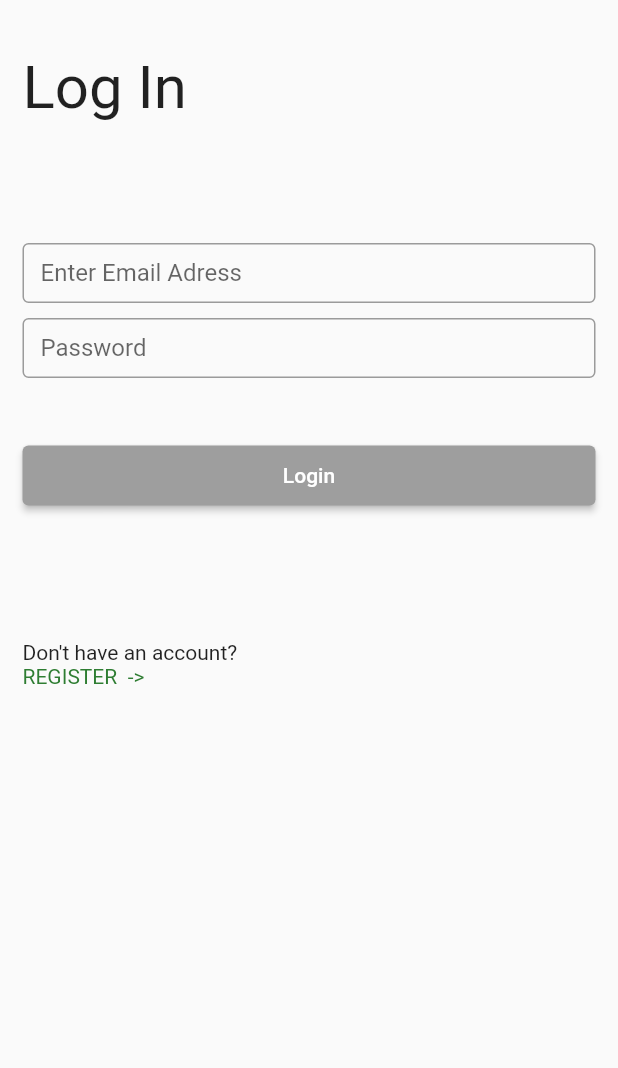
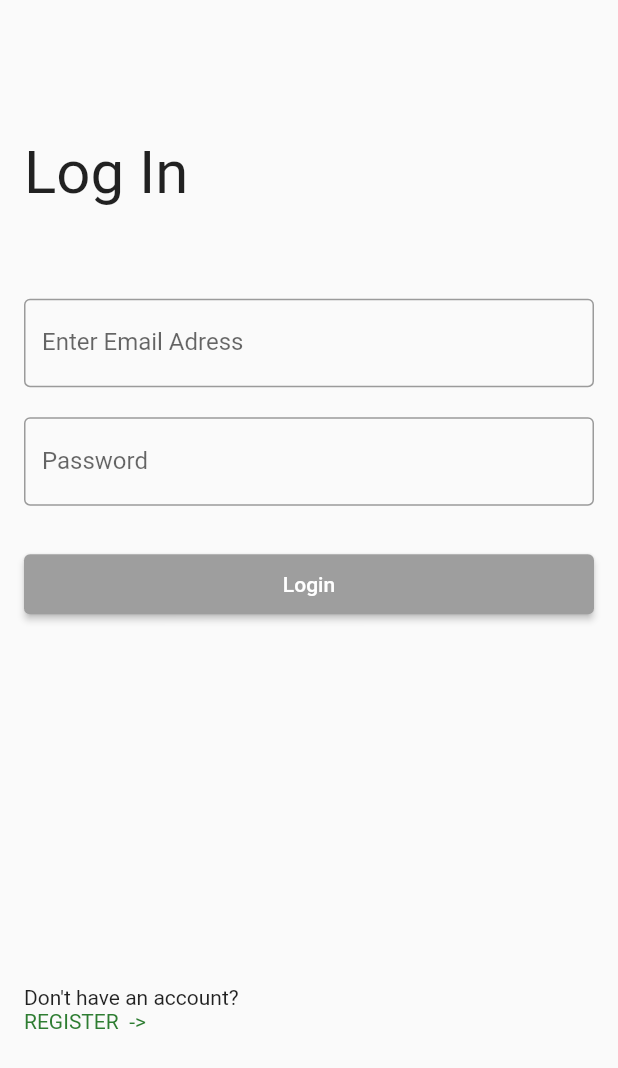
Before and after one commit to ICEI-PUC-Minas-PPLES-TI/plf-es-2022-1-ti5-5104100-DinDin, a Flutter app: the screen it shows after launch, after a tap on "Login", on a phone screen of 412 x 824 dp. Shown: the top 1068 px of the screen. Run offline on Flutter 3.47's test engine with Material 2 defaults, Android fonts, the phone set to English and light mode, and no system bars; network calls fail.

Commit message:
login2 with flexible

```diff
--- a/Codigo/dindin-mobile/dindin/lib/main.dart
+++ b/Codigo/dindin-mobile/dindin/lib/main.dart
@@ -1,4 +1,5 @@
 import 'package:flutter/material.dart';
+import 'pages/login2.dart';
 import 'pages/login.dart';
 
 void main() {
@@ -10,7 +11,7 @@ class MyApp extends StatelessWidget {
   @override
   Widget build(BuildContext context) {
     return MaterialApp(
-      home: Login(),
+      home: Login2(),
     );
   }
 }
--- a/Codigo/dindin-mobile/dindin/lib/pages/login.dart
+++ b/Codigo/dindin-mobile/dindin/lib/pages/login.dart
@@ -36,7 +36,7 @@ class _LoginState extends State<Login> {
             ],
           ),
           SizedBox(height: 80),
-          Container(
+          SizedBox(
             height: 40,
             child: TextField(
               onChanged: (text) {
@@ -50,7 +50,7 @@ class _LoginState extends State<Login> {
             ),
           ),
           SizedBox(height: 10),
-          Container(
+          SizedBox(
             height: 40,
             child: TextField(
               onChanged: (text) {
--- /dev/null
+++ b/Codigo/dindin-mobile/dindin/lib/pages/login2.dart
@@ -0,0 +1,148 @@
+// ignore_for_file: prefer_const_constructors, prefer_const_literals_to_create_immutables, use_key_in_widget_constructors
+import 'dart:convert';
+
+import 'package:http/http.dart' as http;
+import 'package:flutter/material.dart';
+
+class Login2 extends StatefulWidget {
+  @override
+  State<StatefulWidget> createState() {
+    return _LoginState();
+  }
+}
+
+class _LoginState extends State<Login2> {
+  String email = '';
+  String password = '';
+
+  @override
+  Widget build(BuildContext context) {
+    return Scaffold(
+      body: Column(
+        children: [
+          Flexible(
+              flex: 2,
+              child: Padding(
+                padding: const EdgeInsets.all(16.0),
+                child: SizedBox(
+                  height: double.infinity,
+                  width: double.infinity,
+                  child: Align(
+                    alignment: Alignment.bottomLeft,
+                    child: Column(children: [
+                      Flexible(
+                        flex: 2,
+                        child: SizedBox(height: double.infinity),
+                      ),
+                      Flexible(
+                        flex: 2,
+                        child: Text(
+                          "Log In",
+                          style: const TextStyle(
+                              fontSize: 40, fontWeight: FontWeight.w400),
+                        ),
+                      ),
+                    ]),
+                  ),
+                ),
+              )),
+          Flexible(
+              flex: 5,
+              child: SizedBox(
+                height: double.infinity,
+                child: Padding(
+                  padding: const EdgeInsets.all(16.0),
+                  child: Column(
+                    children: [
+                      Flexible(
+                          flex: 2,
+                          child: Column(
+                            children: [
+                              TextField(
+                                onChanged: (text) {
+                                  email = text;
+                                },
+                                keyboardType: TextInputType.emailAddress,
+                                decoration: InputDecoration(
+                                  labelText: 'Enter Email Adress',
+                                  border: OutlineInputBorder(),
+                                ),
+                              ),
+                              SizedBox(height: 20),
+                              TextField(
+                                onChanged: (text) {
+                                  password = text;
+                                },
+                                obscureText: true,
+                                decoration: InputDecoration(
+                                    labelText: 'Password',
+                                    border: OutlineInputBorder()),
+                              ),
+                            ],
+                          )),
+                      Flexible(
+                          flex: 3,
+                          child: SizedBox(
+                            height: 40,
+                            width: double.infinity,
+                            child: ElevatedButton(
+                              child: Text("Login"),
+                              style: ElevatedButton.styleFrom(
+                                primary: Colors.grey,
+                              ),
+                              onPressed: () {
+                                userAuth(email, password);
+                              },
+                            ),
+                          ))
+                    ],
+                  ),
+                ),
+              )),
+          Flexible(
+              flex: 2,
+              child: Padding(
+                padding: const EdgeInsets.all(16.0),
+                child: Row(
+            children: [
+                Column(
+                crossAxisAlignment: CrossAxisAlignment.start,
+                children: [
+                  Row(
+                    children: [
+                      Text("Don't have an account?"),
+                    ],
+                  ),
+                  Row(
+                    children: [
+                      Text(
+                        "REGISTER  ->",
+                        style: TextStyle(color: Colors.green[800]),
+                      ),
+                    ],
+                  ),
+                ],
+                )
+            ],
+          ),
+              ))
+        ],
+      ),
+    );
+  }
+}
+
+Future userAuth(String email, String password) async {
+  var url = "http://localhost:3001/api/user/auth";
+  final Uri uri = Uri.parse(url);
+  var response =
+      await http.post(uri, body: {'email': email, 'password': password});
+  var status = response.statusCode;
+  var responseBody = response.body;
+  if (status == 200) {
+    print('Voce está logado!');
+  } else {
+    print('Usuário não encontrado');
+  }
+  return response.body;
+}
```
